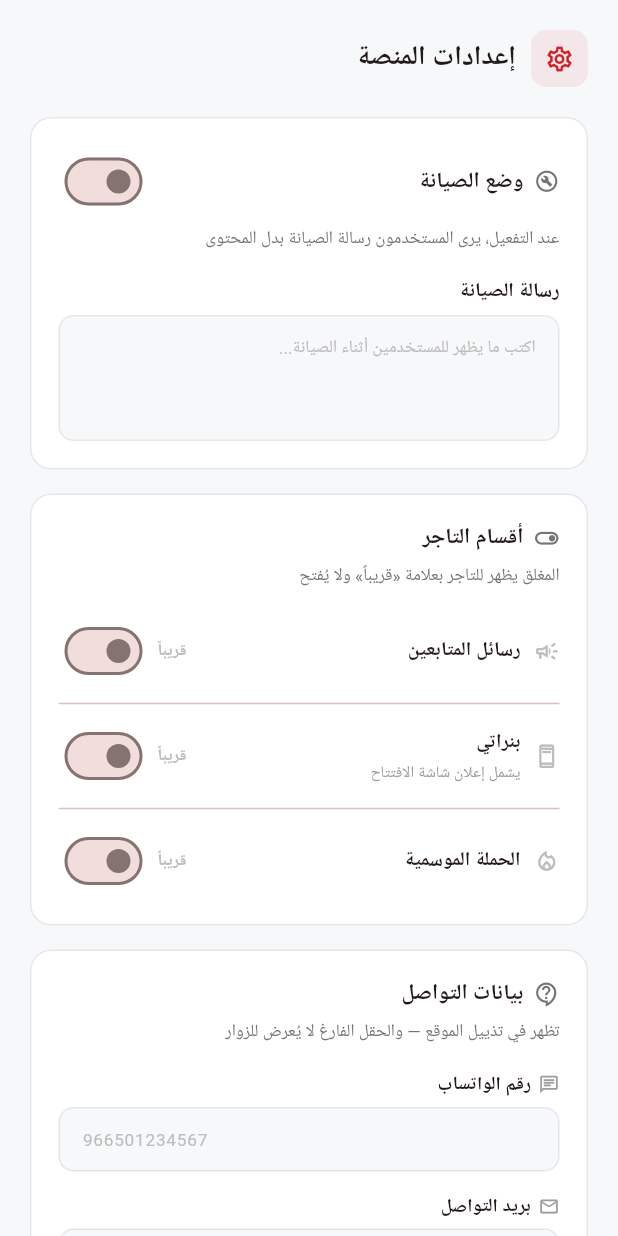
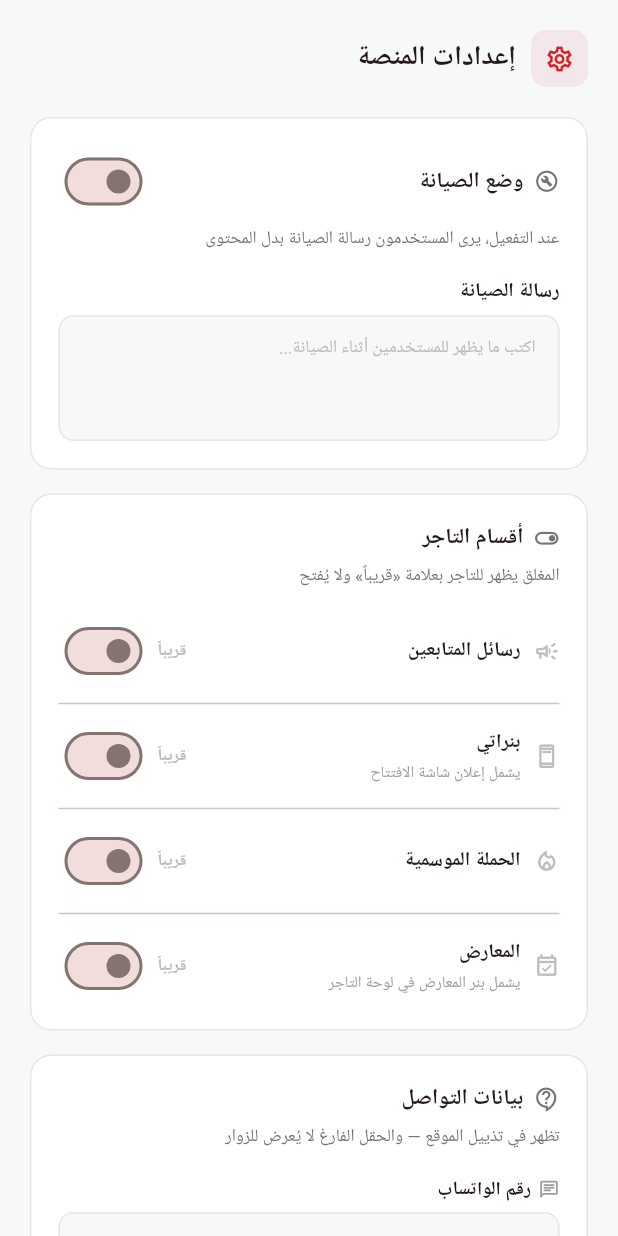
Before and after one commit to hazazigethub/red_market, a Flutter app: the AdminSettingsScreen screen opened directly, on a phone screen of 412 x 824 dp. Run offline on Flutter 3.47's test engine with Material 3 defaults, Android fonts, the phone set to English and light mode, and no system bars; our stand-ins replace cached_network_image, firebase_core, firebase_messaging, fl_chart, flutter_local_notifications, flutter_riverpod and 11 more; accounts and stored records are empty; Roboto replaces fonts that are missing (Cairo).

Commit message:
feat(panel): مفتاح إتاحة المعارض للتجار

```diff
--- a/panel/lib/features/admin/admin_settings_screen.dart
+++ b/panel/lib/features/admin/admin_settings_screen.dart
@@ -26,6 +26,7 @@ class _AdminSettingsScreenState extends State<AdminSettingsScreen> {
   bool _featPromo = false;
   bool _featBanners = false;
   bool _featCampaigns = false;
+  bool _featExpo = false;
 
   bool _isMaintenanceMode = false;
   bool _isLoading = true;
@@ -67,6 +68,7 @@ class _AdminSettingsScreenState extends State<AdminSettingsScreen> {
           _featPromo = data['feat_promo'] ?? false;
           _featBanners = data['feat_banners'] ?? false;
           _featCampaigns = data['feat_campaigns'] ?? false;
+          _featExpo = data['feat_expo'] ?? false;
         });
       }
     } catch (e) {
@@ -98,6 +100,7 @@ class _AdminSettingsScreenState extends State<AdminSettingsScreen> {
         'feat_promo': _featPromo,
         'feat_banners': _featBanners,
         'feat_campaigns': _featCampaigns,
+        'feat_expo': _featExpo,
         'updated_at': DateTime.now().toIso8601String(),
       });
       if (mounted) {
@@ -179,6 +182,15 @@ class _AdminSettingsScreenState extends State<AdminSettingsScreen> {
                                     value: _featCampaigns,
                                     onChanged: (v) =>
                                         setState(() => _featCampaigns = v),
+                                  ),
+                                  const Divider(height: 22),
+                                  _toggle(
+                                    label: 'المعارض',
+                                    icon: Icons.event_available_outlined,
+                                    value: _featExpo,
+                                    note: 'يشمل بنر المعارض في لوحة التاجر',
+                                    onChanged: (v) =>
+                                        setState(() => _featExpo = v),
                                   ),
                                 ],
                               ),
--- a/panel/lib/features/merchant/merchant_home_page.dart
+++ b/panel/lib/features/merchant/merchant_home_page.dart
@@ -148,6 +148,7 @@ class _MerchantHomePageState extends State<MerchantHomePage> {
     3: 'feat_promo',
     4: 'feat_banners',
     5: 'feat_campaigns',
+    11: 'feat_expo',
   };
 
   /// ما هو مفتوح فعلياً — يُملأ عند التحميل
@@ -157,7 +158,7 @@ class _MerchantHomePageState extends State<MerchantHomePage> {
     try {
       final data = await Supabase.instance.client
           .from('system_settings')
-          .select('feat_promo, feat_banners, feat_campaigns')
+          .select('feat_promo, feat_banners, feat_campaigns, feat_expo')
           .eq('id', 1)
           .maybeSingle();
 
@@ -549,7 +550,7 @@ class _MerchantHomePageState extends State<MerchantHomePage> {
               ],
 
               // ===== بنر المعارض =====
-              if (_expo != null) ...[
+              if (_expo != null && !_isLocked(11)) ...[
                 ExpoMerchantBanner(data: _expo!),
                 const SizedBox(height: 28),
               ],
```
